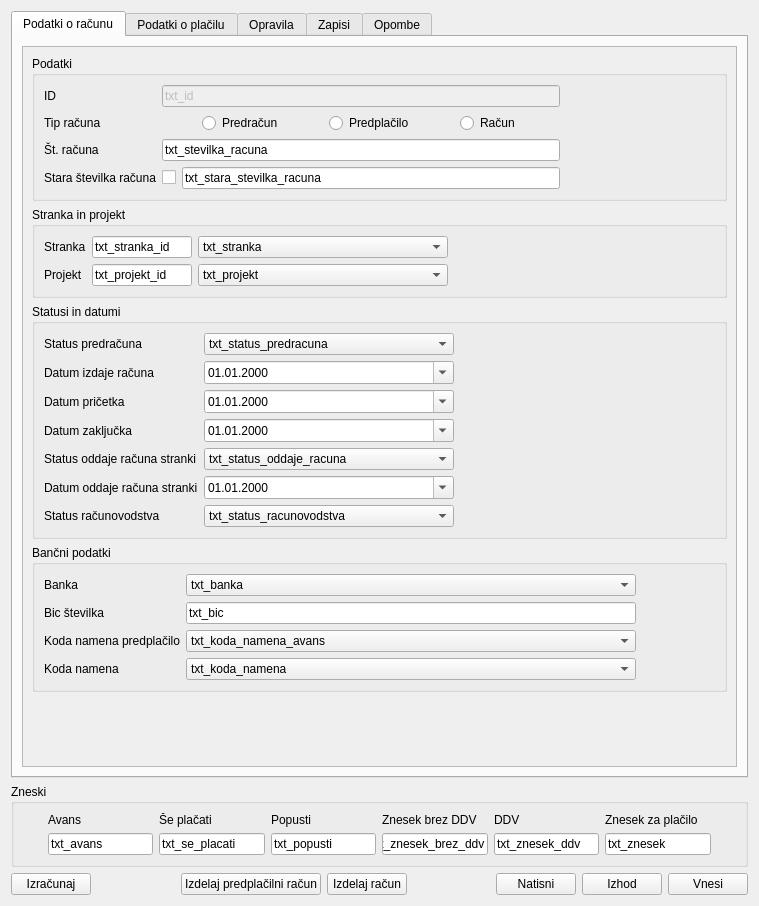
bubi-luka/BubiRacun, file racun.ui: the form before one commit.
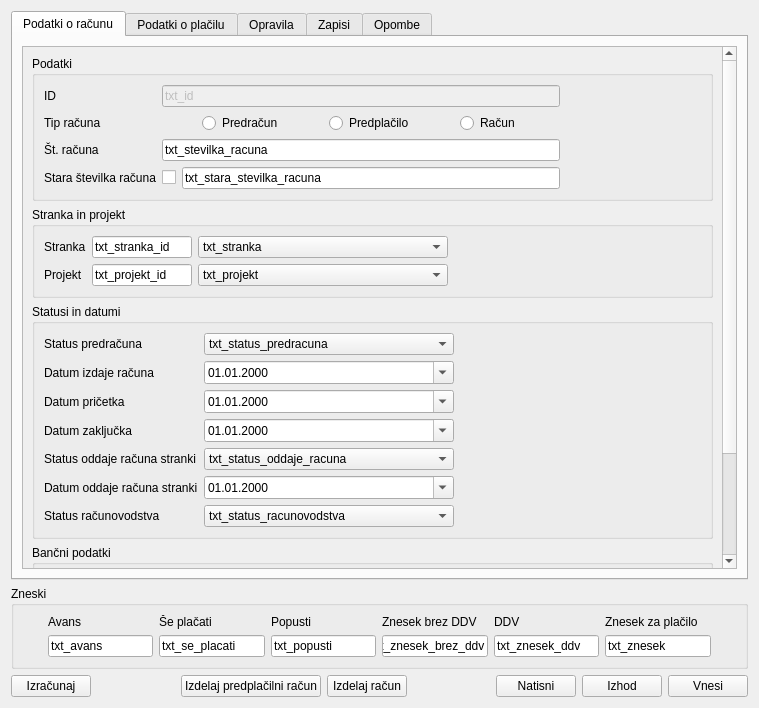
The form after the commit. The open tabs and pages were chosen to show the change.

Diff of the .ui file:
```diff
--- a/racun.ui
+++ b/racun.ui
@@ -10,7 +10,7 @@
     <x>0</x>
     <y>0</y>
     <width>757</width>
-    <height>906</height>
+    <height>708</height>
    </rect>
   </property>
   <property name="windowTitle">
@@ -37,8 +37,8 @@
            <rect>
             <x>0</x>
             <y>0</y>
-            <width>715</width>
-            <height>713</height>
+            <width>697</width>
+            <height>684</height>
            </rect>
           </property>
           <layout class="QVBoxLayout" name="verticalLayout_4">
```
Left out of the diff: 2 changed lines with no effect on the pictures.
